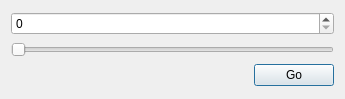
This is trunc/src/gotolinedialog.ui in PLLUG/kuzya as Qt 5 draws it before an edit. The edited form follows.
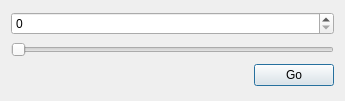
This is the edited form.

The edit to the form file:
```diff
--- a/trunc/src/gotolinedialog.ui
+++ b/trunc/src/gotolinedialog.ui
@@ -6,7 +6,7 @@
     <x>0</x>
     <y>0</y>
     <width>345</width>
-    <height>99</height>
+    <height>101</height>
    </rect>
   </property>
   <property name="sizePolicy" >
```
Left out of the diff: 2 changed lines with no effect on the pictures.
